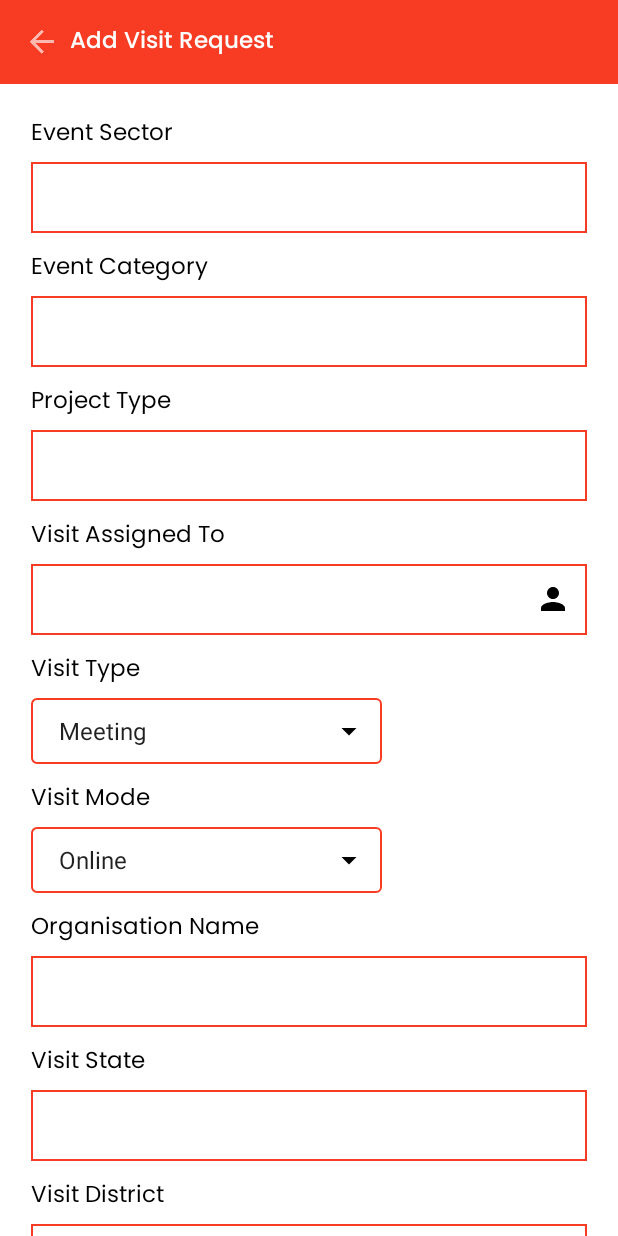
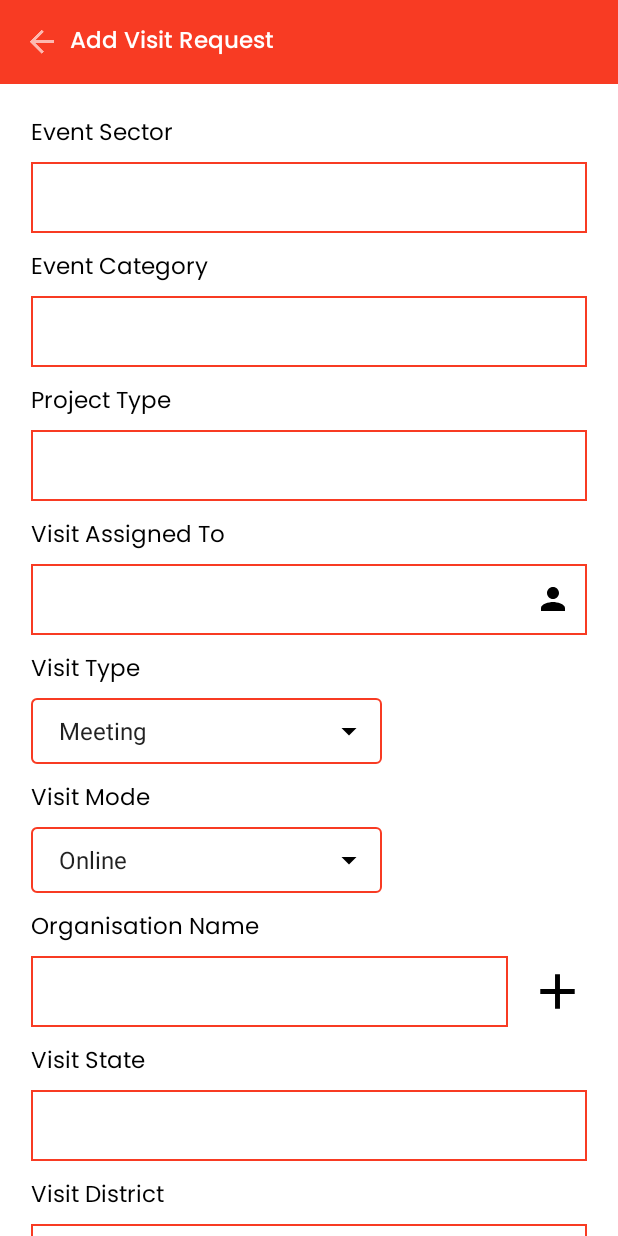
Before and after one commit to smeet857/SRCM, an Android app: the layout activity_add_visit_request.xml on its own in the app's theme, with its tools: preview values and no code run, on a phone screen of 412 x 824 dp. Run offline under Robolectric (Android 15) with nearby library versions, the light colour scheme and no system bars.

Commit message:
all tasks done

```diff
--- a/app/src/main/res/layout/activity_add_visit_request.xml
+++ b/app/src/main/res/layout/activity_add_visit_request.xml
@@ -211,14 +211,32 @@
                 app:layout_constraintStart_toStartOf="parent"
                 app:layout_constraintTop_toBottomOf="@+id/spin_activity" />
 
-            <androidx.appcompat.widget.AppCompatEditText
-                android:id="@+id/acOrgName"
+            <androidx.appcompat.widget.LinearLayoutCompat
                 android:layout_width="match_parent"
                 android:layout_height="wrap_content"
-                android:background="@drawable/edittext_background"
-                android:fontFamily="@font/poppins_regular"
-                android:padding="@dimen/_8sdp"
-                android:textSize="@dimen/_12ssp" />
+                android:orientation="horizontal"
+                android:gravity="center">
+
+                <androidx.appcompat.widget.AppCompatAutoCompleteTextView
+                    android:id="@+id/acOrgName"
+                    android:layout_width="0dp"
+                    android:layout_weight="1"
+                    android:layout_height="wrap_content"
+                    android:focusable="false"
+                    android:background="@drawable/edittext_background"
+                    android:fontFamily="@font/poppins_regular"
+                    android:padding="@dimen/_8sdp"
+                    android:textSize="@dimen/_12ssp" />
+
+                <androidx.appcompat.widget.AppCompatImageView
+                    android:id="@+id/imgAddOrganizationName"
+                    android:layout_width="@dimen/_30sdp"
+                    android:layout_height="@dimen/_30sdp"
+                    android:src="@drawable/ic_add"
+                    app:tint="@color/black"
+                    android:layout_marginStart="@dimen/_10sdp"/>
+            </androidx.appcompat.widget.LinearLayoutCompat>
+
 
             <TextView
                 android:id="@+id/tvState"
--- a/app/src/main/res/values/param.xml
+++ b/app/src/main/res/values/param.xml
@@ -21,5 +21,6 @@
     <string name="param_data">data</string>
     <string name="param_name">name</string>
     <string name="param_company">company</string>
+    <string name="param_place">place</string>
 
 </resources>
--- a/app/src/main/res/values/strings.xml
+++ b/app/src/main/res/values/strings.xml
@@ -2,7 +2,7 @@
     <string name="app_name">SRCM</string>
     <string name="location_title">LOCATION SETTINGS</string>
     <string name="location_service_msg">Please turn on location services before using the app.</string>
-    <string name="version">1.0.4</string>
+    <string name="version">1.0.5</string>
     <string name="sign_in">SIGN IN</string>
     <string name="OKAY">OKAY</string>
     <string name="api_url">https://srcm.techinnovators.co.in/</string>
```
Also changed, not shown: app/src/main/java/com/techinnovators/srcm/Activity/AddVisitRequestActivity2.java (+127 -4 lines).
